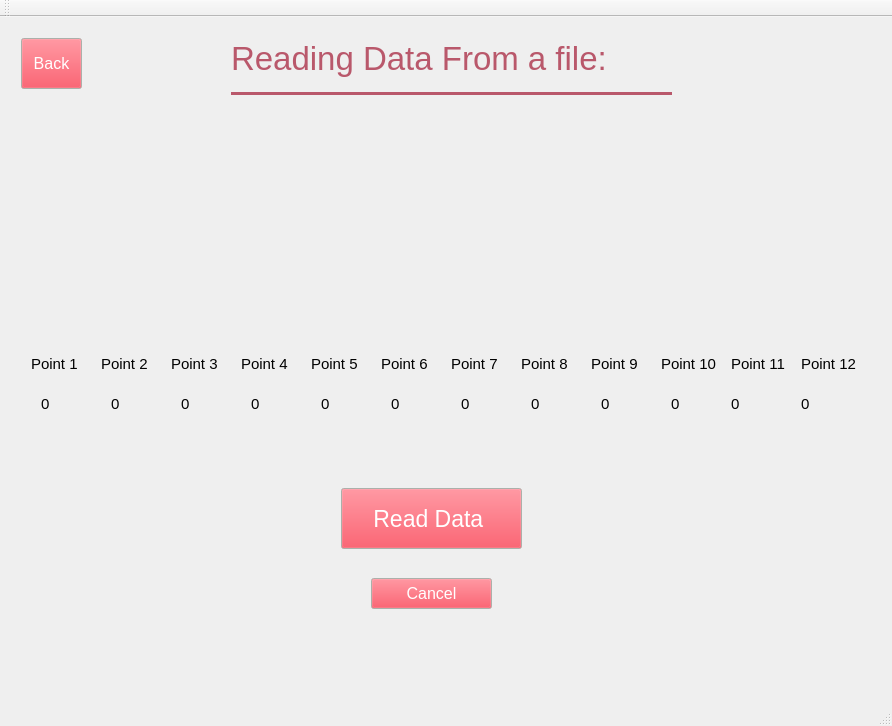
This is leddargui/mainwindow.ui in SCCapstone/Sense-Able as Qt 5 draws it before an edit. The edited form follows.
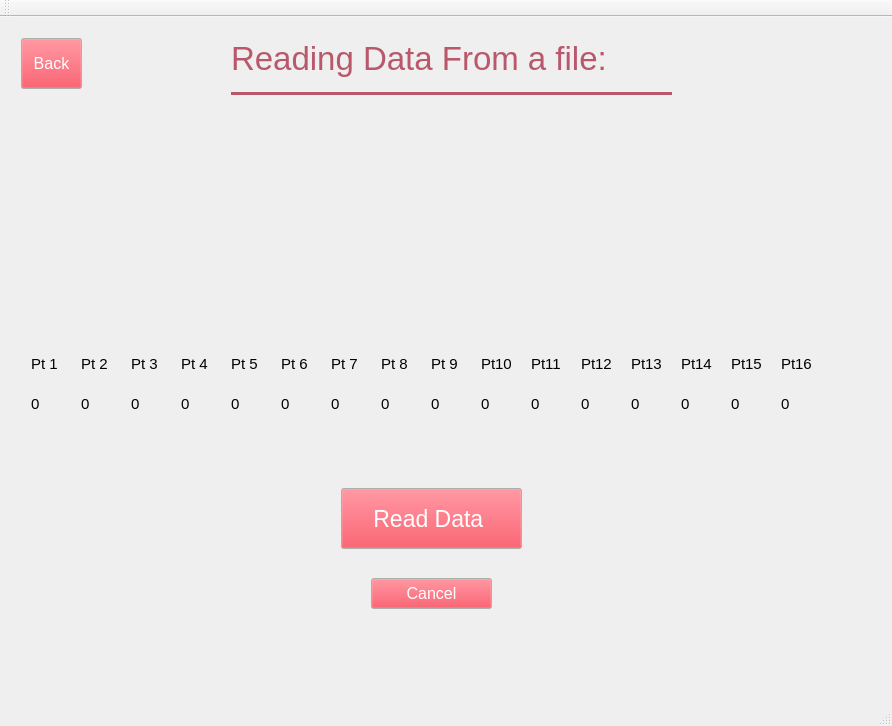
This is the edited form. The open tabs and pages were chosen to show the change.

Commit message: woot we have 16 points on read data

```diff
--- a/leddargui/mainwindow.ui
+++ b/leddargui/mainwindow.ui
@@ -3444,9 +3444,9 @@
          <widget class="QLabel" name="pt1">
           <property name="geometry">
            <rect>
-            <x>30</x>
+            <x>20</x>
             <y>350</y>
-            <width>67</width>
+            <width>41</width>
             <height>51</height>
            </rect>
           </property>
@@ -3457,22 +3457,9 @@
          <widget class="QLabel" name="pt3">
           <property name="geometry">
            <rect>
-            <x>170</x>
+            <x>120</x>
             <y>350</y>
-            <width>67</width>
-            <height>51</height>
-           </rect>
-          </property>
-          <property name="text">
-           <string>0</string>
-          </property>
-         </widget>
-         <widget class="QLabel" name="pt4">
-          <property name="geometry">
-           <rect>
-            <x>240</x>
-            <y>350</y>
-            <width>67</width>
+            <width>41</width>
             <height>51</height>
            </rect>
           </property>
@@ -3483,9 +3470,9 @@
          <widget class="QLabel" name="pt5">
           <property name="geometry">
            <rect>
-            <x>310</x>
+            <x>220</x>
             <y>350</y>
-            <width>67</width>
+            <width>41</width>
             <height>51</height>
            </rect>
           </property>
@@ -3496,22 +3483,9 @@
          <widget class="QLabel" name="pt6">
           <property name="geometry">
            <rect>
-            <x>380</x>
+            <x>270</x>
             <y>350</y>
-            <width>67</width>
-            <height>51</height>
-           </rect>
-          </property>
-          <property name="text">
-           <string>0</string>
-          </property>
-         </widget>
-         <widget class="QLabel" name="pt2">
-          <property name="geometry">
-           <rect>
-            <x>100</x>
-            <y>350</y>
-            <width>67</width>
+            <width>41</width>
             <height>51</height>
            </rect>
           </property>
@@ -3522,9 +3496,9 @@
          <widget class="QLabel" name="pt7">
           <property name="geometry">
            <rect>
-            <x>450</x>
+            <x>320</x>
             <y>350</y>
-            <width>67</width>
+            <width>41</width>
             <height>51</height>
            </rect>
           </property>
@@ -3535,9 +3509,9 @@
          <widget class="QLabel" name="pt8">
           <property name="geometry">
            <rect>
-            <x>520</x>
+            <x>370</x>
             <y>350</y>
-            <width>67</width>
+            <width>41</width>
             <height>51</height>
            </rect>
           </property>
@@ -3548,9 +3522,9 @@
          <widget class="QLabel" name="pt9">
           <property name="geometry">
            <rect>
-            <x>590</x>
+            <x>420</x>
             <y>350</y>
-            <width>67</width>
+            <width>41</width>
             <height>51</height>
            </rect>
           </property>
@@ -3564,9 +3538,9 @@
           </property>
           <property name="geometry">
            <rect>
-            <x>660</x>
+            <x>470</x>
             <y>350</y>
-            <width>67</width>
+            <width>41</width>
             <height>51</height>
            </rect>
           </property>
@@ -3577,9 +3551,9 @@
          <widget class="QLabel" name="pt12">
           <property name="geometry">
            <rect>
-            <x>790</x>
+            <x>570</x>
             <y>350</y>
-            <width>67</width>
+            <width>41</width>
             <height>51</height>
            </rect>
           </property>
@@ -3590,9 +3564,9 @@
          <widget class="QLabel" name="pt11">
           <property name="geometry">
            <rect>
-            <x>720</x>
+            <x>520</x>
             <y>350</y>
-            <width>67</width>
+            <width>41</width>
             <height>51</height>
            </rect>
           </property>
@@ -3605,155 +3579,142 @@
            <rect>
             <x>20</x>
             <y>310</y>
-            <width>67</width>
+            <width>41</width>
             <height>51</height>
            </rect>
           </property>
           <property name="text">
-           <string>Point 1</string>
+           <string>Pt 1</string>
           </property>
          </widget>
          <widget class="QLabel" name="pointLabel_2">
           <property name="geometry">
            <rect>
-            <x>90</x>
+            <x>70</x>
             <y>310</y>
-            <width>67</width>
+            <width>41</width>
             <height>51</height>
            </rect>
           </property>
           <property name="text">
-           <string>Point 2</string>
+           <string>Pt 2</string>
           </property>
          </widget>
          <widget class="QLabel" name="pointLabel_3">
           <property name="geometry">
            <rect>
-            <x>160</x>
+            <x>120</x>
             <y>310</y>
-            <width>67</width>
+            <width>41</width>
             <height>51</height>
            </rect>
           </property>
           <property name="text">
-           <string>Point 3</string>
+           <string>Pt 3</string>
           </property>
          </widget>
          <widget class="QLabel" name="pointLabel_4">
           <property name="geometry">
            <rect>
-            <x>230</x>
+            <x>170</x>
             <y>310</y>
-            <width>67</width>
+            <width>41</width>
             <height>51</height>
            </rect>
           </property>
           <property name="text">
-           <string>Point 4</string>
+           <string>Pt 4</string>
           </property>
          </widget>
          <widget class="QLabel" name="pointLabel_5">
           <property name="geometry">
            <rect>
-            <x>300</x>
+            <x>220</x>
             <y>310</y>
-            <width>67</width>
+            <width>41</width>
             <height>51</height>
            </rect>
           </property>
           <property name="text">
-           <string>Point 5</string>
-          </property>
-         </widget>
-         <widget class="QLabel" name="pointLabel_6">
-          <property name="geometry">
-           <rect>
-            <x>370</x>
-            <y>310</y>
-            <width>67</width>
-            <height>51</height>
-           </rect>
-          </property>
-          <property name="text">
-           <string>Point 6</string>
+           <string>Pt 5</string>
           </property>
          </widget>
          <widget class="QLabel" name="pointLabel_9">
           <property name="geometry">
            <rect>
-            <x>580</x>
+            <x>420</x>
             <y>310</y>
-            <width>67</width>
+            <width>41</width>
             <height>51</height>
            </rect>
           </property>
           <property name="text">
-           <string>Point 9</string>
+           <string>Pt 9</string>
           </property>
          </widget>
          <widget class="QLabel" name="pointLabel_10">
           <property name="geometry">
            <rect>
-            <x>650</x>
+            <x>470</x>
             <y>310</y>
-            <width>67</width>
+            <width>41</width>
             <height>51</height>
            </rect>
           </property>
           <property name="text">
-           <string>Point 10</string>
+           <string>Pt10</string>
           </property>
          </widget>
          <widget class="QLabel" name="pointLabel_11">
           <property name="geometry">
            <rect>
-            <x>720</x>
+            <x>520</x>
             <y>310</y>
-            <width>67</width>
+            <width>41</width>
             <height>51</height>
            </rect>
           </property>
           <property name="text">
-           <string>Point 11</string>
+           <string>Pt11</string>
           </property>
          </widget>
          <widget class="QLabel" name="pointLabel_12">
           <property name="geometry">
            <rect>
-            <x>790</x>
+            <x>570</x>
             <y>310</y>
-            <width>67</width>
+            <width>41</width>
             <height>51</height>
            </rect>
           </property>
           <property name="text">
-           <string>Point 12</string>
+           <string>Pt12</string>
           </property>
          </widget>
          <widget class="QLabel" name="pointLabel_7">
           <property name="geometry">
            <rect>
-            <x>510</x>
+            <x>370</x>
             <y>310</y>
-            <width>67</width>
+            <width>41</width>
             <height>51</height>
            </rect>
           </property>
           <property name="text">
-           <string>Point 8</string>
+           <string>Pt 8</string>
           </property>
          </widget>
          <widget class="QLabel" name="pointLabel_8">
           <property name="geometry">
            <rect>
-            <x>440</x>
+            <x>320</x>
             <y>310</y>
-            <width>67</width>
+            <width>41</width>
             <height>51</height>
            </rect>
           </property>
           <property name="text">
-           <string>Point 7</string>
+           <string>Pt 7</string>
           </property>
          </widget>
          <widget class="QPushButton" name="readDataButton">
@@ -4029,6 +3990,149 @@
            <string>Cancel</string>
           </property>
          </widget>
+         <widget class="QLabel" name="pointLabel_13">
+          <property name="geometry">
+           <rect>
+            <x>620</x>
+            <y>310</y>
+            <width>41</width>
+            <height>51</height>
+           </rect>
+          </property>
+          <property name="text">
+           <string>Pt13</string>
+          </property>
+         </widget>
+         <widget class="QLabel" name="pointLabel_14">
+          <property name="geometry">
+           <rect>
+            <x>670</x>
+            <y>310</y>
+            <width>41</width>
+            <height>51</height>
+           </rect>
+          </property>
+          <property name="text">
+           <string>Pt14</string>
+          </property>
+         </widget>
+         <widget class="QLabel" name="pointLabel_15">
+          <property name="geometry">
+           <rect>
+            <x>720</x>
+            <y>310</y>
+            <width>41</width>
+            <height>51</height>
+           </rect>
+          </property>
+          <property name="text">
+           <string>Pt15</string>
+          </property>
+         </widget>
+         <widget class="QLabel" name="pointLabel_16">
+          <property name="geometry">
+           <rect>
+            <x>770</x>
+            <y>310</y>
+            <width>41</width>
+            <height>51</height>
+           </rect>
+          </property>
+          <property name="text">
+           <string>Pt16</string>
+          </property>
+         </widget>
+         <widget class="QLabel" name="pt13">
+          <property name="geometry">
+           <rect>
+            <x>620</x>
+            <y>350</y>
+            <width>41</width>
+            <height>51</height>
+           </rect>
+          </property>
+          <property name="text">
+           <string>0</string>
+          </property>
+         </widget>
+         <widget class="QLabel" name="pt14">
+          <property name="geometry">
+           <rect>
+            <x>670</x>
+            <y>350</y>
+            <width>41</width>
+            <height>51</height>
+           </rect>
+          </property>
+          <property name="text">
+           <string>0</string>
+          </property>
+         </widget>
+         <widget class="QLabel" name="pt15">
+          <property name="geometry">
+           <rect>
+            <x>720</x>
+            <y>350</y>
+            <width>41</width>
+            <height>51</height>
+           </rect>
+          </property>
+          <property name="text">
+           <string>0</string>
+          </property>
+         </widget>
+         <widget class="QLabel" name="pt16">
+          <property name="geometry">
+           <rect>
+            <x>770</x>
+            <y>350</y>
+            <width>41</width>
+            <height>51</height>
+           </rect>
+          </property>
+          <property name="text">
+           <string>0</string>
+          </property>
+         </widget>
+         <widget class="QLabel" name="pointLabel_6">
+          <property name="geometry">
+           <rect>
+            <x>270</x>
+            <y>310</y>
+            <width>41</width>
+            <height>51</height>
+           </rect>
+          </property>
+          <property name="text">
+           <string>Pt 6</string>
+          </property>
+         </widget>
+         <widget class="QLabel" name="pt2">
+          <property name="geometry">
+           <rect>
+            <x>70</x>
+            <y>350</y>
+            <width>41</width>
+            <height>51</height>
+           </rect>
+          </property>
+          <property name="text">
+           <string>0</string>
+          </property>
+         </widget>
+         <widget class="QLabel" name="pt4">
+          <property name="geometry">
+           <rect>
+            <x>170</x>
+            <y>350</y>
+            <width>41</width>
+            <height>51</height>
+           </rect>
+          </property>
+          <property name="text">
+           <string>0</string>
+          </property>
+         </widget>
         </widget>
        </widget>
       </item>
```
Left out of the diff: 3 changed lines with no effect on the pictures. The commit also changes 1 other file.
